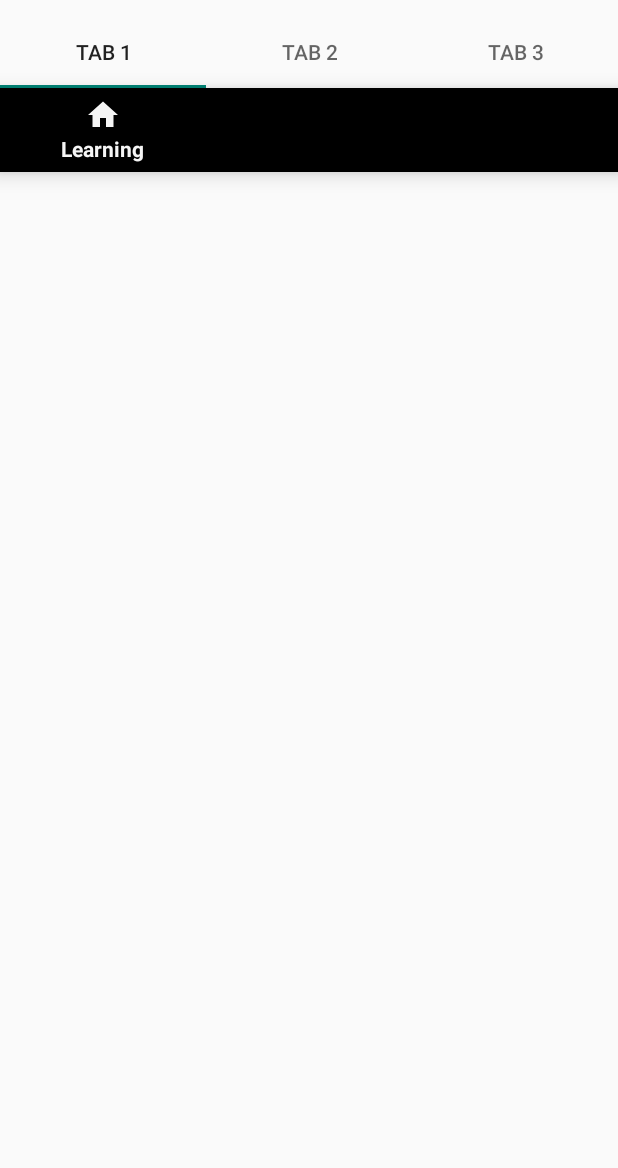
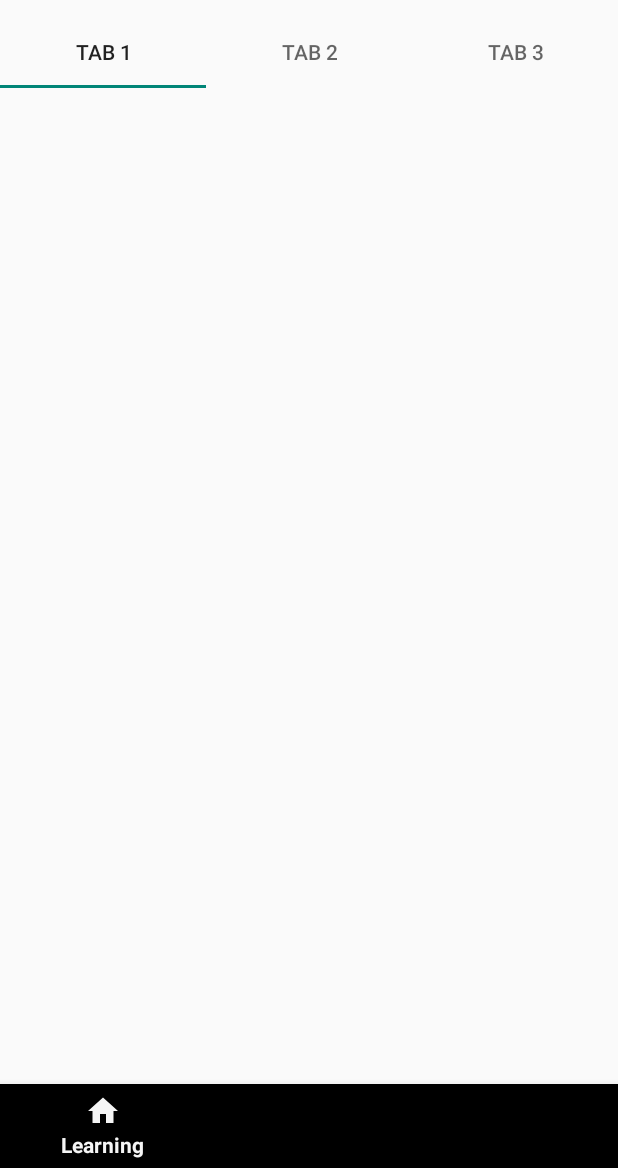
Before and after one commit to dgaurav300/MakeCareer, an Android app: the HomeFragment screen opened directly, with no data from a screen before it, on a phone screen of 412 x 824 dp, the part 68-1236 px from its top. Run offline under Robolectric (Android 15) with nearby library versions, the phone set to English and light mode, and no system bars.

Commit message:
LMS System Project

```diff
--- a/app/src/main/java/com/example/lms/DashBoardActivity.java
+++ b/app/src/main/java/com/example/lms/DashBoardActivity.java
@@ -1,7 +1,6 @@
 package com.example.lms;
 
 
-import androidx.annotation.NonNull;
 import androidx.appcompat.app.ActionBarDrawerToggle;
 import androidx.appcompat.app.AppCompatActivity;
 import androidx.appcompat.widget.Toolbar;
@@ -13,6 +12,7 @@ import android.os.Bundle;
 import android.view.MenuItem;
 import android.widget.FrameLayout;
 
+import com.example.lms.Fragments.HomeFragment;
 import com.google.android.material.navigation.NavigationView;
 
 
--- /dev/null
+++ b/app/src/main/java/com/example/lms/Fragments/HomeFragment.java
@@ -0,0 +1,78 @@
+package com.example.lms.Fragments;
+
+import android.os.Bundle;
+
+import androidx.fragment.app.Fragment;
+
+import android.view.LayoutInflater;
+import android.view.View;
+import android.view.ViewGroup;
+
+import com.example.lms.R;
+
+/**
+ * A simple {@link Fragment} subclass.
+ * Use the {@link HomeFragment#newInstance} factory method to
+ * create an instance of this fragment.
+ */
+public class HomeFragment extends Fragment {
+
+
+    // TODO: Rename parameter arguments, choose names that match
+    // the fragment initialization parameters, e.g. ARG_ITEM_NUMBER
+    private static final String ARG_PARAM1 = "param1";
+    private static final String ARG_PARAM2 = "param2";
+
+    // TODO: Rename and change types of parameters
+    private String mParam1;
+    private String mParam2;
+
+    public HomeFragment() {
+        // Required empty public constructor
+    }
+
+    /**
+     * Use this factory method to create a new instance of
+     * this fragment using the provided parameters.
+     *
+     * @param param1 Parameter 1.
+     * @param param2 Parameter 2.
+     * @return A new instance of fragment HomeFragment.
+     */
+    // TODO: Rename and change types and number of parameters
+    public static HomeFragment newInstance(String param1, String param2) {
+        HomeFragment fragment = new HomeFragment();
+        Bundle args = new Bundle();
+        args.putString(ARG_PARAM1, param1);
+        args.putString(ARG_PARAM2, param2);
+        fragment.setArguments(args);
+        return fragment;
+    }
+
+    @Override
+    public void onCreate(Bundle savedInstanceState) {
+        super.onCreate(savedInstanceState);
+        if (getArguments() != null) {
+            mParam1 = getArguments().getString(ARG_PARAM1);
+            mParam2 = getArguments().getString(ARG_PARAM2);
+        }
+
+
+
+
+    }
+
+    @Override
+    public View onCreateView(LayoutInflater inflater, ViewGroup container,
+                             Bundle savedInstanceState) {
+        // Inflate the layout for this fragment
+        View view=inflater.inflate(R.layout.fragment_home, container, false);
+
+
+
+
+
+        return view;
+    }
+
+}
--- a/app/src/main/res/layout/fragment_home.xml
+++ b/app/src/main/res/layout/fragment_home.xml
@@ -1,14 +1,12 @@
 <?xml version="1.0" encoding="utf-8"?>
-<FrameLayout xmlns:android="http://schemas.android.com/apk/res/android"
+<LinearLayout xmlns:android="http://schemas.android.com/apk/res/android"
     xmlns:tools="http://schemas.android.com/tools"
     android:layout_width="match_parent"
     android:layout_height="match_parent"
     xmlns:app="http://schemas.android.com/apk/res-auto"
-    tools:context=".HomeFragment">
-<LinearLayout
-    android:layout_width="match_parent"
-    android:layout_height="match_parent"
+    tools:context=".Fragments.HomeFragment"
     android:orientation="vertical">
+
 
 
    <com.google.android.material.tabs.TabLayout
@@ -32,7 +30,7 @@
 
 
     <androidx.viewpager2.widget.ViewPager2
-        android:visibility="gone"
+
         android:layout_width="match_parent"
         android:layout_height="0dp"
         android:layout_weight="1"/>
@@ -53,5 +51,3 @@
         android:layout_height="wrap_content"/>
 
 </LinearLayout>
-
-</FrameLayout>
```
Also changed, not shown: app/src/main/java/com/example/lms/Adapters/ViewPagerAdapter.java (added, +33 -0 lines), app/src/main/java/com/example/lms/Fragments/TabOneFragment.java (renamed from app/src/main/java/com/example/lms/HomeFragment.java, +9 -24 lines), app/src/main/java/com/example/lms/Fragments/TabThreeFragment.java (added, +66 -0 lines), app/src/main/java/com/example/lms/Fragments/TabTwoFragment.java (added, +66 -0 lines), app/src/main/res/layout/fragment_tab_one.xml (added, +14 -0 lines), app/src/main/res/layout/fragment_tab_three.xml (added, +14 -0 lines), app/src/main/res/layout/fragment_tab_two.xml (added, +14 -0 lines).
